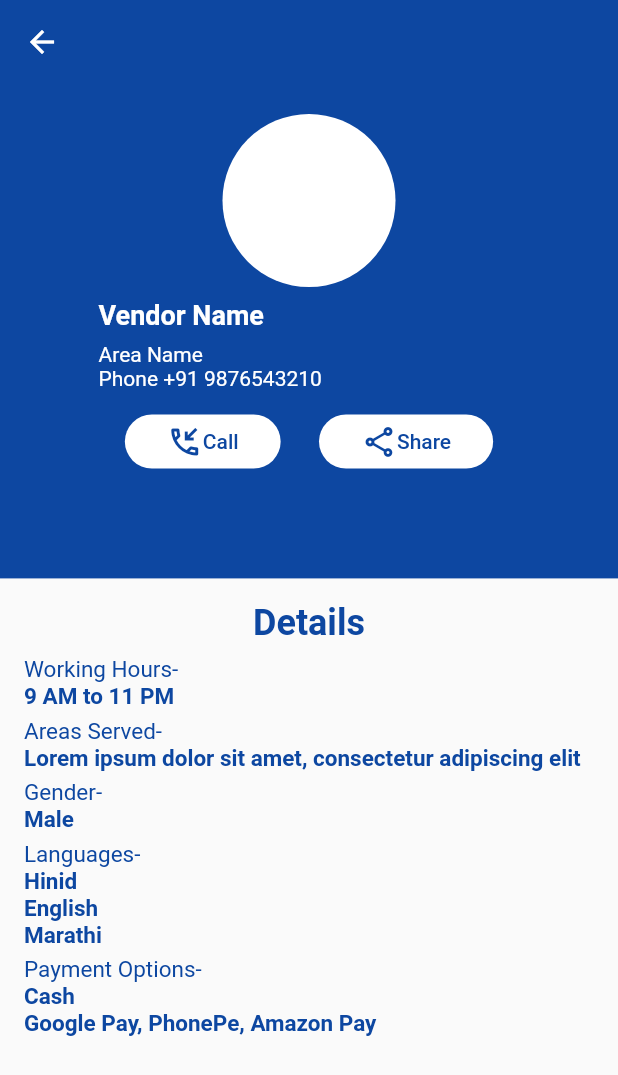
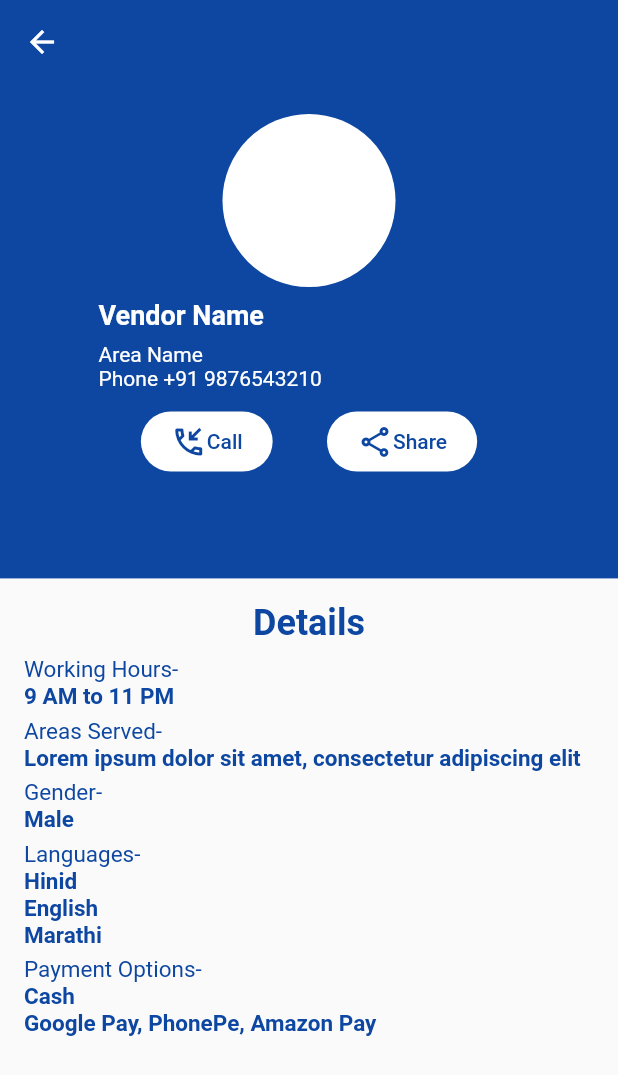
Before and after one commit to rutanshuj/Samaaj, a Flutter app: the PeopleDetailsPage screen opened directly, on a phone screen of 412 x 824 dp. Shown: the top 1075 px of the screen. Run offline on Flutter 3.47's test engine with Material 2 defaults, Android fonts, the phone set to English and light mode, and no system bars; our stand-ins replace cached_network_image, websafe_svg; network calls fail.

Commit message:
TextButton Update

```diff
--- a/lib/UI/pages/people_details_page.dart
+++ b/lib/UI/pages/people_details_page.dart
@@ -1,3 +1,4 @@
+import 'package:Samaaj/utils/constants.dart';
 import 'package:flutter/material.dart';
 
 class PeopleDetailsPage extends StatefulWidget {
@@ -69,11 +70,8 @@ class _PeopleDetailsPageState extends State<PeopleDetailsPage> {
                   Row(
                     mainAxisAlignment: MainAxisAlignment.spaceEvenly,
                     children: [
-                      FlatButton(
-                        color: Colors.white,
-                        shape: RoundedRectangleBorder(
-                          borderRadius: BorderRadius.circular(30.0),
-                        ),
+                      TextButton(
+                        style: Constants.customDetailsPageTextButtonStyle,
                         onPressed: (){},
                         child: Padding(
                           padding: EdgeInsets.symmetric(horizontal: 12.0),
@@ -94,11 +92,8 @@ class _PeopleDetailsPageState extends State<PeopleDetailsPage> {
                         ),
                       ),
 
-                      FlatButton(
-                        color: Colors.white,
-                        shape: RoundedRectangleBorder(
-                          borderRadius: BorderRadius.circular(30.0),
-                        ),
+                      TextButton(
+                        style: Constants.customDetailsPageTextButtonStyle,
                         onPressed: (){},
                         child: Padding(
                           padding: EdgeInsets.symmetric(horizontal: 12.0),
--- a/lib/utils/constants.dart
+++ b/lib/utils/constants.dart
@@ -10,4 +10,12 @@ class Constants {
 
   static Color customPrimaryColor = Colors.blue[900];
 
+  static ButtonStyle customDetailsPageTextButtonStyle = TextButton.styleFrom(
+    primary: Colors.white,
+    backgroundColor: Colors.white,
+    shape: RoundedRectangleBorder(
+      borderRadius: BorderRadius.circular(30.0),
+    ),
+  );
+
 }
--- a/lib/view_models/data_point_details_view_model.dart
+++ b/lib/view_models/data_point_details_view_model.dart
@@ -1,4 +1,3 @@
-import 'package:Samaaj/models/sub_category_data_point_model.dart';
 import 'package:Samaaj/view_models/data_point_view_model.dart';
 import 'package:Samaaj/web_services/backend_web_services.dart';
 import 'package:flutter/material.dart';
--- a/lib/web_services/backend_web_services.dart
+++ b/lib/web_services/backend_web_services.dart
@@ -1,5 +1,4 @@
 import 'dart:convert';
-import 'dart:io';
 import 'package:Samaaj/models/master_category_model.dart';
 import 'package:Samaaj/models/sub_category_data_point_model.dart';
 import 'package:Samaaj/models/sub_category_model.dart';
```
Also changed, not shown: lib/UI/pages/debug_shop_details_page.dart (+4 -10 lines), lib/UI/pages/shop_details_page.dart (+2 -14 lines).
